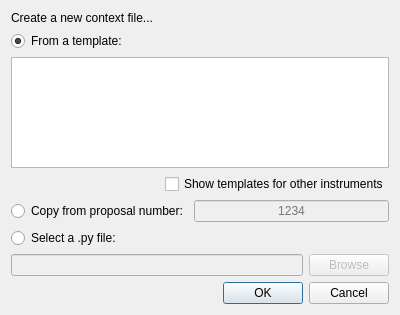
Old version of the form damnit/gui/new_context_dialog.ui in the repository European-XFEL/DAMNIT.
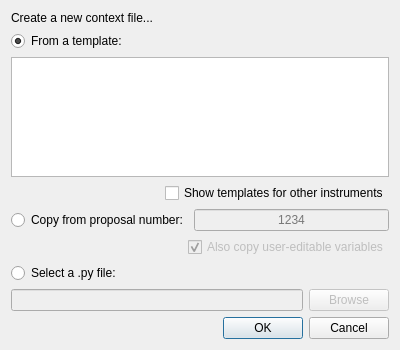
New version of the form.

Commit message: Add checkbox to copy user-editable variables when setting up new DAMNIT folder

```diff
--- a/damnit/gui/new_context_dialog.ui
+++ b/damnit/gui/new_context_dialog.ui
@@ -7,7 +7,7 @@
     <x>0</x>
     <y>0</y>
     <width>400</width>
-    <height>315</height>
+    <height>350</height>
    </rect>
   </property>
   <property name="windowTitle">
@@ -63,6 +63,8 @@
     </layout>
    </item>
    <item>
+    <layout class="QVBoxLayout" name="verticalLayout_4">
+     <item>
     <layout class="QHBoxLayout" name="horizontalLayout">
      <item>
       <widget class="QRadioButton" name="proposal_rb">
@@ -87,6 +89,38 @@
     </layout>
    </item>
    <item>
+      <layout class="QHBoxLayout" name="horizontalLayout_6">
+       <item>
+        <spacer name="horizontalSpacer_2">
+         <property name="orientation">
+          <enum>Qt::Horizontal</enum>
+         </property>
+         <property name="sizeHint" stdset="0">
+          <size>
+           <width>40</width>
+           <height>20</height>
+          </size>
+         </property>
+        </spacer>
+       </item>
+       <item>
+        <widget class="QCheckBox" name="user_vars_cb">
+         <property name="enabled">
+          <bool>false</bool>
+         </property>
+         <property name="text">
+          <string>Also copy user-editable variables</string>
+         </property>
+         <property name="checked">
+          <bool>true</bool>
+         </property>
+        </widget>
+       </item>
+      </layout>
+     </item>
+    </layout>
+   </item>
+   <item>
     <layout class="QVBoxLayout" name="verticalLayout_3">
      <item>
       <widget class="QRadioButton" name="file_rb">
```
Left out of the diff: 40 changed lines with no effect on the pictures. Lines whose indentation alone changed are shown as unchanged. The commit also changes 1 other file.
